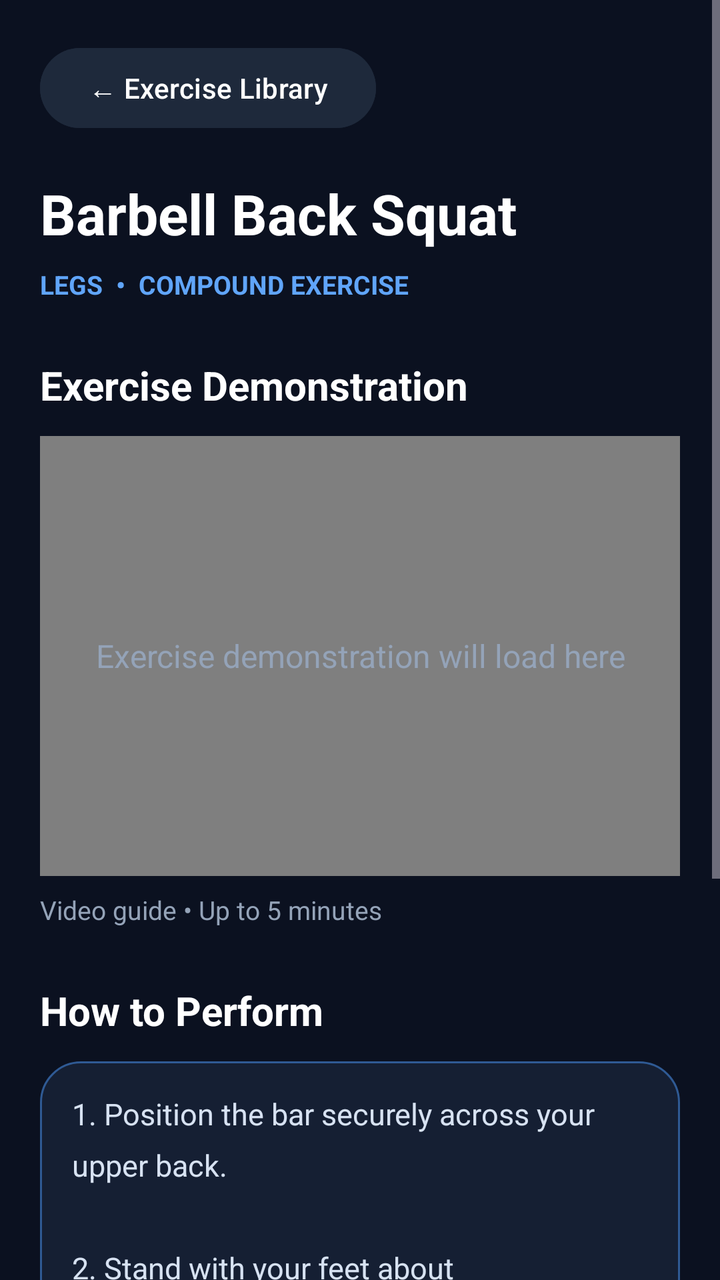
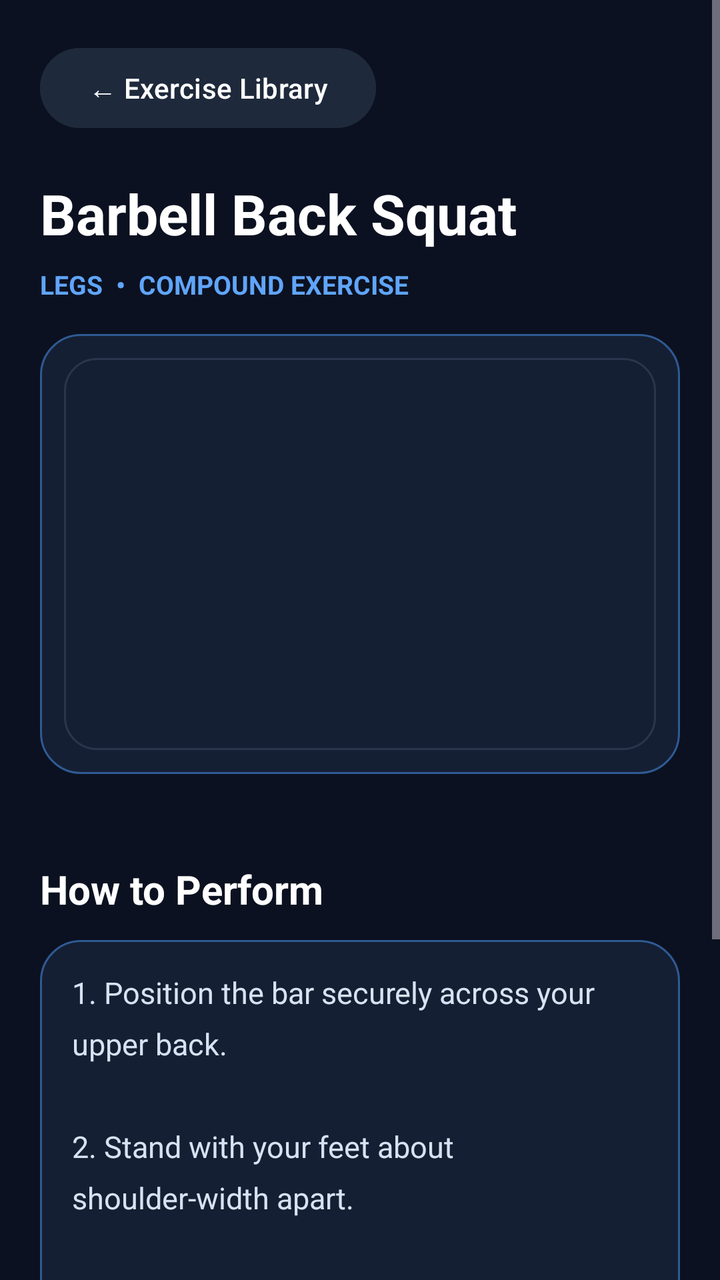

The first picture is an Android layout as it rendered before a commit; the second is the same layout after the commit. The layout source and the unified diff follow.
<!-- AndroidManifest.xml: application theme Theme.GymTrackerPro -->
<!-- res/layout/activity_exercise_detail.xml -->
<?xml version="1.0" encoding="utf-8"?>
<ScrollView xmlns:android="http://schemas.android.com/apk/res/android"
    android:layout_width="match_parent"
    android:layout_height="match_parent"
    android:background="#0B1120"
    android:fillViewport="true">

    <LinearLayout
        android:layout_width="match_parent"
        android:layout_height="wrap_content"
        android:orientation="vertical"
        android:padding="20dp">

        <Button
            android:id="@+id/buttonBackExercises"
            android:layout_width="wrap_content"
            android:layout_height="wrap_content"
            android:backgroundTint="#1E293B"
            android:text="← Exercise Library"
            android:textColor="#FFFFFF" />

        <TextView
            android:id="@+id/textExerciseTitle"
            android:layout_width="match_parent"
            android:layout_height="wrap_content"
            android:layout_marginTop="20dp"
            android:text="Barbell Back Squat"
            android:textColor="#FFFFFF"
            android:textSize="28sp"
            android:textStyle="bold" />

        <TextView
            android:id="@+id/textExerciseCategory"
            android:layout_width="match_parent"
            android:layout_height="wrap_content"
            android:layout_marginTop="8dp"
            android:text="LEGS  •  COMPOUND EXERCISE"
            android:textColor="#60A5FA"
            android:textSize="13sp"
            android:textStyle="bold" />

        <TextView
            android:layout_width="match_parent"
            android:layout_height="wrap_content"
            android:layout_marginTop="28dp"
            android:text="Exercise Demonstration"
            android:textColor="#FFFFFF"
            android:textSize="20sp"
            android:textStyle="bold" />


        <FrameLayout
            android:layout_width="match_parent"
            android:layout_height="220dp"
            android:layout_marginTop="12dp"
            android:background="#151F33">

            <VideoView
                android:id="@+id/videoExerciseDemo"
                android:layout_width="match_parent"
                android:layout_height="match_parent" />

            <TextView
                android:id="@+id/textVideoPlaceholder"
                android:layout_width="match_parent"
                android:layout_height="match_parent"
                android:gravity="center"
                android:padding="20dp"
                android:text="Exercise demonstration will load here"
                android:textColor="#94A3B8"
                android:textSize="16sp" />

        </FrameLayout>


        <TextView
            android:id="@+id/textVideoDuration"
            android:layout_width="match_parent"
            android:layout_height="wrap_content"
            android:layout_marginTop="8dp"
            android:text="Video guide • Up to 5 minutes"
            android:textColor="#94A3B8"
            android:textSize="13sp" />

        <TextView
            android:layout_width="match_parent"
            android:layout_height="wrap_content"
            android:layout_marginTop="28dp"
            android:text="How to Perform"
            android:textColor="#FFFFFF"
            android:textSize="20sp"
            android:textStyle="bold" />

        <TextView
            android:id="@+id/textExerciseInstructions"
            android:layout_width="match_parent"
            android:layout_height="wrap_content"
            android:layout_marginTop="12dp"
            android:background="@drawable/bg_card"
            android:lineSpacingExtra="8dp"
            android:padding="16dp"
            android:text="1. Position the bar securely across your upper back.\n\n2. Stand with your feet about shoulder-width apart.\n\n3. Bend your hips and knees while keeping your back controlled.\n\n4. Push through your feet to return to standing."
            android:textColor="#D7E2F2"
            android:textSize="15sp" />

        <TextView
            android:layout_width="match_parent"
            android:layout_height="wrap_content"
            android:layout_marginTop="20dp"
            android:layout_marginBottom="20dp"
            android:text="Use a manageable weight and maintain proper technique."
            android:textColor="#94A3B8"
            android:textSize="13sp" />

    </LinearLayout>

</ScrollView>
<!-- resources referenced by this layout -->
<resources>
  <!-- drawable bg_card (drawable) -->
  <?xml version="1.0" encoding="utf-8"?>
  <shape xmlns:android="http://schemas.android.com/apk/res/android" android:shape="rectangle">
      <solid android:color="@color/gt_surface" />
      <corners android:radius="20dp" />
      <stroke android:width="1dp" android:color="@color/gt_stroke" />
  </shape>
  <style name="Theme.GymTrackerPro" parent="Base.Theme.GymTrackerPro" />
  <color name="gt_surface">#151F33</color>
  <color name="gt_stroke">#2F5A94</color>
  <style name="Base.Theme.GymTrackerPro" parent="Theme.Material3.Dark.NoActionBar">
          <item name="colorPrimary">@color/gt_blue</item>
          <item name="colorSurface">@color/gt_surface</item>
          <item name="android:windowBackground">@color/gt_background</item>
  
          
          <item name="android:statusBarColor">@color/gt_background</item>
          <item name="android:navigationBarColor">@color/gt_background</item>
          <item name="android:windowLightStatusBar">false</item>
      </style>
  <color name="gt_blue">#60A5FA</color>
  <color name="gt_background">#0B1120</color>
</resources>

<!-- the commit's change to res/layout/activity_exercise_detail.xml (unified diff, before → after) -->
@@ -39,48 +39,19 @@
             android:textSize="13sp"
             android:textStyle="bold" />
 
-        <TextView
-            android:layout_width="match_parent"
-            android:layout_height="wrap_content"
-            android:layout_marginTop="28dp"
-            android:text="Exercise Demonstration"
-            android:textColor="#FFFFFF"
-            android:textSize="20sp"
-            android:textStyle="bold" />
 
-
-        <FrameLayout
+        <ImageView
+            android:id="@+id/imageExerciseIllustration"
             android:layout_width="match_parent"
             android:layout_height="220dp"
-            android:layout_marginTop="12dp"
-            android:background="#151F33">
+            android:layout_marginTop="16dp"
+            android:layout_marginBottom="16dp"
+            android:background="@drawable/bg_card"
+            android:padding="12dp"
+            android:scaleType="fitCenter"
+            android:contentDescription="Exercise technique illustration"
+            android:src="@drawable/exercise_placeholder" />
 
-            <VideoView
-                android:id="@+id/videoExerciseDemo"
-                android:layout_width="match_parent"
-                android:layout_height="match_parent" />
-
-            <TextView
-                android:id="@+id/textVideoPlaceholder"
-                android:layout_width="match_parent"
-                android:layout_height="match_parent"
-                android:gravity="center"
-                android:padding="20dp"
-                android:text="Exercise demonstration will load here"
-                android:textColor="#94A3B8"
-                android:textSize="16sp" />
-
-        </FrameLayout>
-
-
-        <TextView
-            android:id="@+id/textVideoDuration"
-            android:layout_width="match_parent"
-            android:layout_height="wrap_content"
-            android:layout_marginTop="8dp"
-            android:text="Video guide • Up to 5 minutes"
-            android:textColor="#94A3B8"
-            android:textSize="13sp" />
 
         <TextView
             android:layout_width="match_parent"
<!-- resource entries referenced after the edit -->
@@ -6,6 +6,20 @@
       <solid android:color="@color/gt_surface" />
       <corners android:radius="20dp" />
       <stroke android:width="1dp" android:color="@color/gt_stroke" />
+  </shape>
+  <!-- drawable exercise_placeholder (drawable) -->
+  <?xml version="1.0" encoding="utf-8"?>
+  <shape xmlns:android="http://schemas.android.com/apk/res/android"
+      android:shape="rectangle">
+  
+      <corners android:radius="16dp" />
+  
+      <solid android:color="#151F33" />
+  
+      <stroke
+          android:width="1dp"
+          android:color="#29364D" />
+  
   </shape>
   <style name="Theme.GymTrackerPro" parent="Base.Theme.GymTrackerPro" />
   <color name="gt_surface">#151F33</color>
